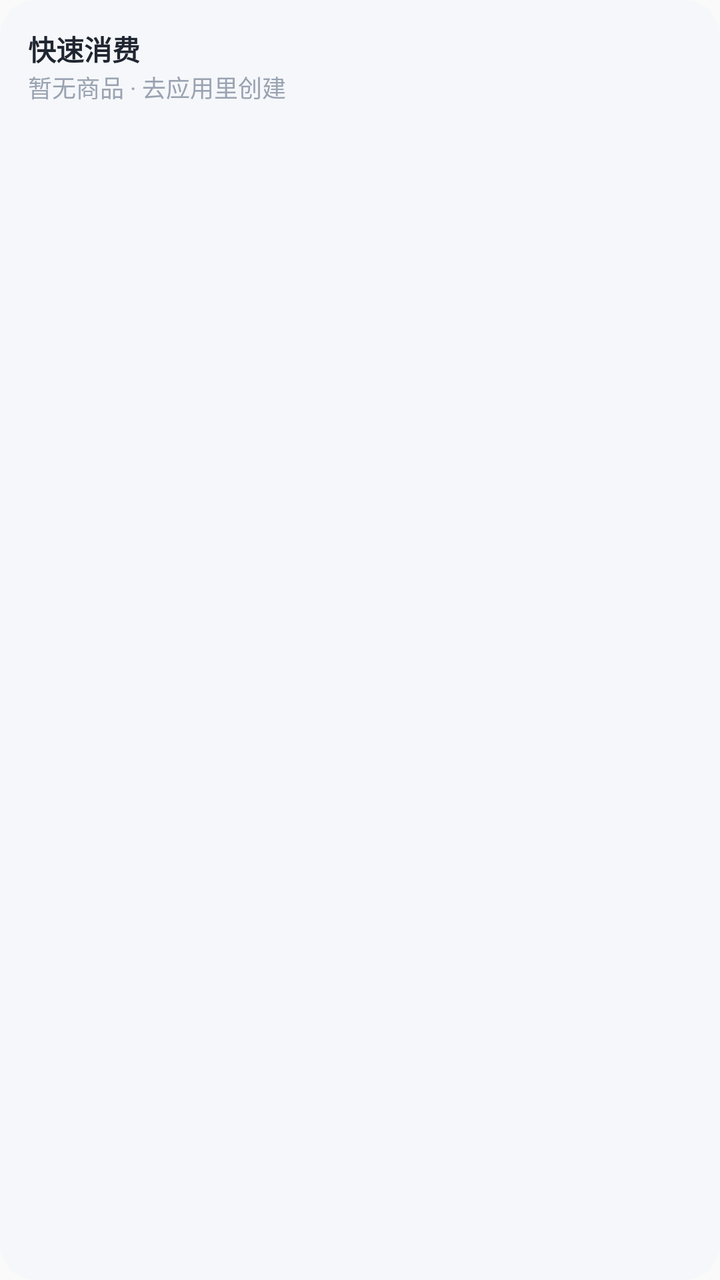
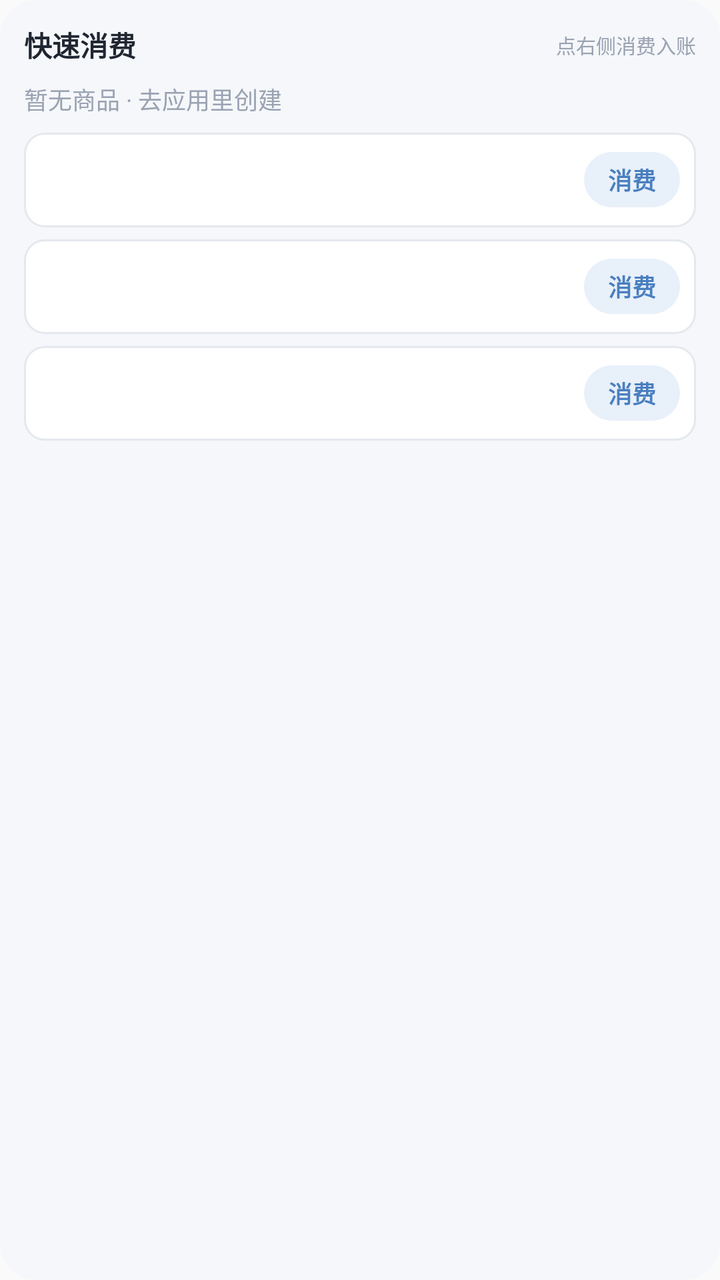

Compare the two renders of this Android layout. The source of the first and the diff that turns it into the second are given below.
<!-- AndroidManifest.xml: application theme AppTheme -->
<!-- res/layout/widget_goods.xml -->
<?xml version="1.0" encoding="utf-8"?>
<LinearLayout xmlns:android="http://schemas.android.com/apk/res/android"
    android:id="@+id/widget_goods_root"
    android:layout_width="match_parent"
    android:layout_height="match_parent"
    android:orientation="vertical"
    android:background="@drawable/widget_bg"
    android:padding="14dp">

    <LinearLayout
        android:layout_width="match_parent"
        android:layout_height="wrap_content"
        android:orientation="horizontal"
        android:gravity="center_vertical">

        <TextView
            android:id="@+id/widget_goods_title"
            android:layout_width="0dp"
            android:layout_height="wrap_content"
            android:layout_weight="1"
            android:text="快速消费"
            android:textColor="#202631"
            android:textSize="14sp"
            android:textStyle="bold" />
    </LinearLayout>

    <TextView
        android:id="@+id/widget_goods_empty"
        android:layout_width="match_parent"
        android:layout_height="wrap_content"
        android:text="暂无商品 · 去应用里创建"
        android:textColor="#9AA3B2"
        android:textSize="12sp" />

    <TextView
        android:id="@+id/widget_goods_row1"
        android:layout_width="match_parent"
        android:layout_height="wrap_content"
        android:text=""
        android:textColor="#1F2430"
        android:textSize="12sp" />

    <TextView
        android:id="@+id/widget_goods_row2"
        android:layout_width="match_parent"
        android:layout_height="wrap_content"
        android:text=""
        android:textColor="#1F2430"
        android:textSize="12sp" />

    <TextView
        android:id="@+id/widget_goods_row3"
        android:layout_width="match_parent"
        android:layout_height="wrap_content"
        android:text=""
        android:textColor="#1F2430"
        android:textSize="12sp" />

    <TextView
        android:id="@+id/widget_goods_row4"
        android:layout_width="match_parent"
        android:layout_height="wrap_content"
        android:text=""
        android:textColor="#1F2430"
        android:textSize="12sp" />

</LinearLayout>
<!-- resources referenced by this layout -->
<resources>
  <!-- drawable widget_bg (drawable) -->
  <?xml version="1.0" encoding="utf-8"?>
  <shape xmlns:android="http://schemas.android.com/apk/res/android" android:shape="rectangle">
    <corners android:radius="18dp" />
    <solid android:color="#F5F7FA" />
  </shape>
  <style name="AppTheme" parent="Theme.AppCompat.Light.DarkActionBar">
          
          <item name="colorPrimary">@color/colorPrimary</item>
          <item name="colorPrimaryDark">@color/colorPrimaryDark</item>
          <item name="colorAccent">@color/colorAccent</item>
      </style>
</resources>

<!-- the commit's change to res/layout/widget_goods.xml (unified diff, before → after) -->
@@ -5,7 +5,7 @@
     android:layout_height="match_parent"
     android:orientation="vertical"
     android:background="@drawable/widget_bg"
-    android:padding="14dp">
+    android:padding="12dp">
 
     <LinearLayout
         android:layout_width="match_parent"
@@ -22,46 +22,194 @@
             android:textColor="#202631"
             android:textSize="14sp"
             android:textStyle="bold" />
+
+        <TextView
+            android:id="@+id/widget_goods_hint"
+            android:layout_width="wrap_content"
+            android:layout_height="wrap_content"
+            android:text="点右侧消费入账"
+            android:textColor="#9AA3B2"
+            android:textSize="10sp" />
     </LinearLayout>
 
     <TextView
         android:id="@+id/widget_goods_empty"
         android:layout_width="match_parent"
         android:layout_height="wrap_content"
+        android:layout_marginTop="8dp"
         android:text="暂无商品 · 去应用里创建"
         android:textColor="#9AA3B2"
         android:textSize="12sp" />
 
-    <TextView
+    <LinearLayout
         android:id="@+id/widget_goods_row1"
         android:layout_width="match_parent"
         android:layout_height="wrap_content"
-        android:text=""
-        android:textColor="#1F2430"
-        android:textSize="12sp" />
-
-    <TextView
+        android:layout_marginTop="8dp"
+        android:background="@drawable/widget_goods_row_bg"
+        android:gravity="center_vertical"
+        android:orientation="horizontal"
+        android:paddingLeft="10dp"
+        android:paddingTop="8dp"
+        android:paddingRight="8dp"
+        android:paddingBottom="8dp">
+
+        <LinearLayout
+            android:layout_width="0dp"
+            android:layout_height="wrap_content"
+            android:layout_weight="1"
+            android:orientation="vertical">
+
+            <TextView
+                android:id="@+id/widget_goods_name1"
+                android:layout_width="match_parent"
+                android:layout_height="wrap_content"
+                android:ellipsize="end"
+                android:singleLine="true"
+                android:text=""
+                android:textColor="#1F2430"
+                android:textSize="13sp"
+                android:textStyle="bold" />
+
+            <TextView
+                android:id="@+id/widget_goods_cost1"
+                android:layout_width="match_parent"
+                android:layout_height="wrap_content"
+                android:ellipsize="end"
+                android:singleLine="true"
+                android:text=""
+                android:textColor="#6B7482"
+                android:textSize="10sp" />
+        </LinearLayout>
+
+        <TextView
+            android:id="@+id/widget_goods_btn1"
+            android:layout_width="wrap_content"
+            android:layout_height="wrap_content"
+            android:layout_marginStart="8dp"
+            android:background="@drawable/widget_add_bg"
+            android:paddingLeft="12dp"
+            android:paddingTop="5dp"
+            android:paddingRight="12dp"
+            android:paddingBottom="5dp"
+            android:text="消费"
+            android:textColor="#4A7FBF"
+            android:textSize="12sp"
+            android:textStyle="bold" />
+    </LinearLayout>
+
+    <LinearLayout
         android:id="@+id/widget_goods_row2"
         android:layout_width="match_parent"
         android:layout_height="wrap_content"
-        android:text=""
-        android:textColor="#1F2430"
-        android:textSize="12sp" />
-
-    <TextView
+        android:layout_marginTop="6dp"
+        android:background="@drawable/widget_goods_row_bg"
+        android:gravity="center_vertical"
+        android:orientation="horizontal"
+        android:paddingLeft="10dp"
+        android:paddingTop="8dp"
+        android:paddingRight="8dp"
+        android:paddingBottom="8dp">
+
+        <LinearLayout
+            android:layout_width="0dp"
+            android:layout_height="wrap_content"
+            android:layout_weight="1"
+            android:orientation="vertical">
+
+            <TextView
+                android:id="@+id/widget_goods_name2"
+                android:layout_width="match_parent"
+                android:layout_height="wrap_content"
+                android:ellipsize="end"
+                android:singleLine="true"
+                android:text=""
+                android:textColor="#1F2430"
+                android:textSize="13sp"
+                android:textStyle="bold" />
+
+            <TextView
+                android:id="@+id/widget_goods_cost2"
+                android:layout_width="match_parent"
+                android:layout_height="wrap_content"
+                android:ellipsize="end"
+                android:singleLine="true"
+                android:text=""
+                android:textColor="#6B7482"
+                android:textSize="10sp" />
+        </LinearLayout>
+
+        <TextView
+            android:id="@+id/widget_goods_btn2"
+            android:layout_width="wrap_content"
+            android:layout_height="wrap_content"
+            android:layout_marginStart="8dp"
+            android:background="@drawable/widget_add_bg"
+            android:paddingLeft="12dp"
+            android:paddingTop="5dp"
+            android:paddingRight="12dp"
+            android:paddingBottom="5dp"
+            android:text="消费"
+            android:textColor="#4A7FBF"
+            android:textSize="12sp"
+            android:textStyle="bold" />
+    </LinearLayout>
+
+    <LinearLayout
         android:id="@+id/widget_goods_row3"
         android:layout_width="match_parent"
         android:layout_height="wrap_content"
-        android:text=""
-        android:textColor="#1F2430"
-        android:textSize="12sp" />
-
-    <TextView
-        android:id="@+id/widget_goods_row4"
-        android:layout_width="match_parent"
-        android:layout_height="wrap_content"
-        android:text=""
-        android:textColor="#1F2430"
-        android:textSize="12sp" />
+        android:layout_marginTop="6dp"
+        android:background="@drawable/widget_goods_row_bg"
+        android:gravity="center_vertical"
+        android:orientation="horizontal"
+        android:paddingLeft="10dp"
+        android:paddingTop="8dp"
+        android:paddingRight="8dp"
+        android:paddingBottom="8dp">
+
+        <LinearLayout
+            android:layout_width="0dp"
+            android:layout_height="wrap_content"
+            android:layout_weight="1"
+            android:orientation="vertical">
+
+            <TextView
+                android:id="@+id/widget_goods_name3"
+                android:layout_width="match_parent"
+                android:layout_height="wrap_content"
+                android:ellipsize="end"
+                android:singleLine="true"
+                android:text=""
+                android:textColor="#1F2430"
+                android:textSize="13sp"
+                android:textStyle="bold" />
+
+            <TextView
+                android:id="@+id/widget_goods_cost3"
+                android:layout_width="match_parent"
+                android:layout_height="wrap_content"
+                android:ellipsize="end"
+                android:singleLine="true"
+                android:text=""
+                android:textColor="#6B7482"
+                android:textSize="10sp" />
+        </LinearLayout>
+
+        <TextView
+            android:id="@+id/widget_goods_btn3"
+            android:layout_width="wrap_content"
+            android:layout_height="wrap_content"
+            android:layout_marginStart="8dp"
+            android:background="@drawable/widget_add_bg"
+            android:paddingLeft="12dp"
+            android:paddingTop="5dp"
+            android:paddingRight="12dp"
+            android:paddingBottom="5dp"
+            android:text="消费"
+            android:textColor="#4A7FBF"
+            android:textSize="12sp"
+            android:textStyle="bold" />
+    </LinearLayout>
 
 </LinearLayout>
<!-- resource entries referenced after the edit -->
@@ -1,10 +1,23 @@
 <!-- resources referenced by this layout -->
 <resources>
+  <!-- drawable widget_add_bg (drawable) -->
+  <?xml version="1.0" encoding="utf-8"?>
+  <shape xmlns:android="http://schemas.android.com/apk/res/android" android:shape="rectangle">
+    <corners android:radius="14dp" />
+    <solid android:color="#E8F0FA" />
+  </shape>
   <!-- drawable widget_bg (drawable) -->
   <?xml version="1.0" encoding="utf-8"?>
   <shape xmlns:android="http://schemas.android.com/apk/res/android" android:shape="rectangle">
     <corners android:radius="18dp" />
     <solid android:color="#F5F7FA" />
+  </shape>
+  <!-- drawable widget_goods_row_bg (drawable) -->
+  <?xml version="1.0" encoding="utf-8"?>
+  <shape xmlns:android="http://schemas.android.com/apk/res/android" android:shape="rectangle">
+    <corners android:radius="10dp" />
+    <solid android:color="#FFFFFF" />
+    <stroke android:width="1dp" android:color="#E5E8EE" />
   </shape>
   <style name="AppTheme" parent="Theme.AppCompat.Light.DarkActionBar">
           
